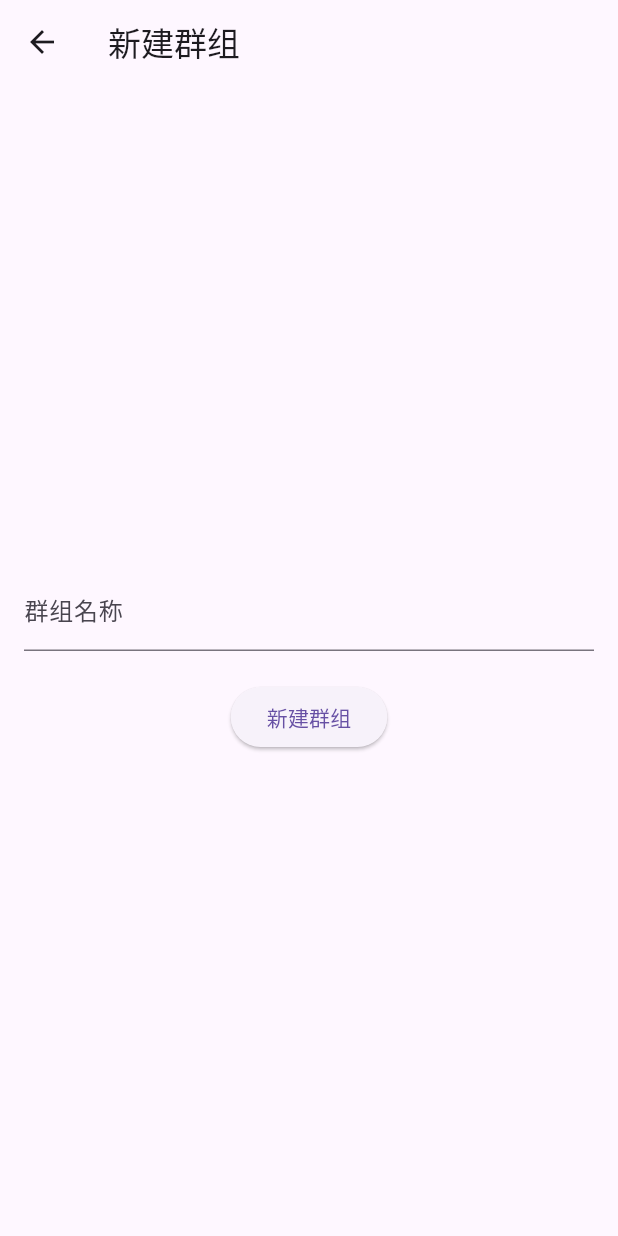
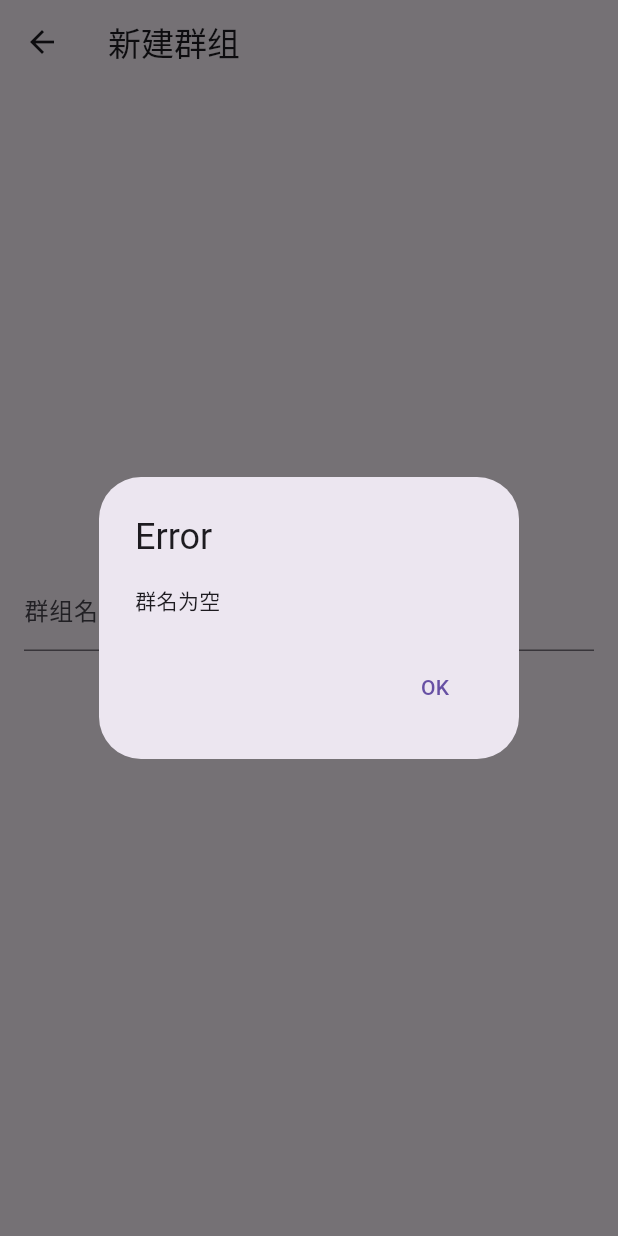
Before and after one commit to huskyui-im/chat-client-flutter, a Flutter app: the CreateGroupWidget screen opened directly, after a tap on "新建群组", on a phone screen of 412 x 824 dp. Run offline on Flutter 3.47's test engine with Material 3 defaults, Android fonts, the phone set to English and light mode, and no system bars; our stand-ins replace logger.

Commit message:
feat:优化群组展示

```diff
--- a/lib/CreateGroup.dart
+++ b/lib/CreateGroup.dart
@@ -49,6 +49,33 @@ class _CreateGroupState extends State<CreateGroupWidget> {
 
   void _createGroup(){
     String groupName = _groupNameController.text;
+    if(groupName.isEmpty){
+      _showError("群名为空");
+      return;
+    }
     webSocketManager.sendMessage(OpTypeConstants.CREATE_GROUP, groupName, "");
+    // 在这里执行返回操作
+    Navigator.pop(context);
+  }
+
+  // 显示错误信息
+  void _showError(String message) {
+    showDialog(
+      context: context,
+      builder: (context) {
+        return AlertDialog(
+          title: Text('Error'),
+          content: Text(message),
+          actions: [
+            TextButton(
+              child: Text('OK'),
+              onPressed: () {
+                Navigator.of(context).pop();
+              },
+            )
+          ],
+        );
+      },
+    );
   }
 }
```
Also changed, not shown: lib/main.dart (+24 -1 lines).
